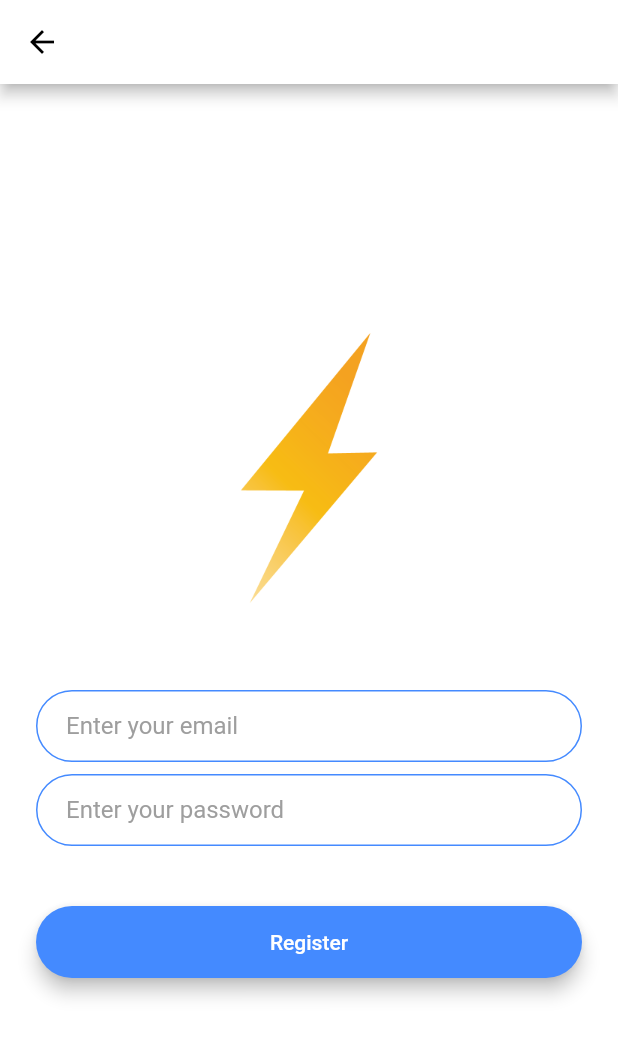
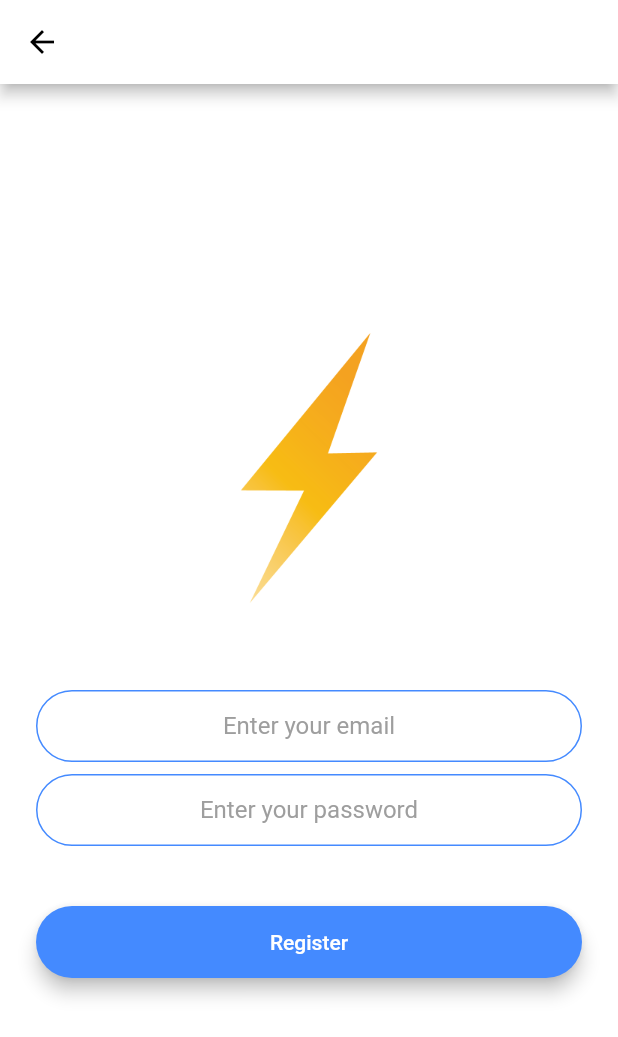
Before and after one commit to Halulkin/flash-chat-flutter, a Flutter app: the RegistrationScreen screen opened by its route, after a tap on "Register", on a phone screen of 412 x 824 dp. Shown: the top 1037 px of the screen. Run offline on Flutter 3.47's test engine with Material 2 defaults, Android fonts, the phone set to English and light mode, and no system bars; our stand-ins replace animated_text_kit.

Commit message:
Fixed problem with RenderFlex in Login and Register screens, while keyboard visible

```diff
--- a/lib/screens/registration_screen.dart
+++ b/lib/screens/registration_screen.dart
@@ -10,6 +10,9 @@ class RegistrationScreen extends StatefulWidget {
 }
 
 class _RegistrationScreenState extends State<RegistrationScreen> {
+  late String email;
+  late String password;
+
   @override
   Widget build(BuildContext context) {
     return Scaffold(
@@ -22,6 +25,8 @@ class _RegistrationScreenState extends State<RegistrationScreen> {
       backgroundColor: Colors.white,
       body: Padding(
         padding: EdgeInsets.symmetric(horizontal: 24.0),
+        child: Center(
+          child: SingleChildScrollView(
             child: Column(
               mainAxisAlignment: MainAxisAlignment.center,
               crossAxisAlignment: CrossAxisAlignment.stretch,
@@ -37,9 +42,10 @@ class _RegistrationScreenState extends State<RegistrationScreen> {
                   height: 48.0,
                 ),
                 TextField(
+                    textAlign: TextAlign.center,
                     style: TextStyle(color: Colors.black),
                     onChanged: (value) {
-                  //Do something with the user input.
+                      email = value;
                     },
                     decoration: kTextFieldDecoration.copyWith(
                         hintText: "Enter your email")),
@@ -47,9 +53,11 @@ class _RegistrationScreenState extends State<RegistrationScreen> {
                   height: 8.0,
                 ),
                 TextField(
+                    obscureText: true,
+                    textAlign: TextAlign.center,
                     style: TextStyle(color: Colors.black),
                     onChanged: (value) {
-                  //Do something with the user input.
+                      password = value;
                     },
                     decoration: kTextFieldDecoration.copyWith(
                         hintText: "Enter your password")),
@@ -59,8 +67,13 @@ class _RegistrationScreenState extends State<RegistrationScreen> {
                 RoundedButton(
                     color: Colors.blueAccent,
                     title: 'Register',
-                onPressed: () => () {}),
+                    onPressed: () {
+                      print(email);
+                      print(password);
+                    }),
               ],
+            ),
+          ),
         ),
       ),
     );
```
Also changed, not shown: lib/screens/login_screen.dart (+6 -2 lines). Lines whose indentation alone changed are shown as unchanged.
